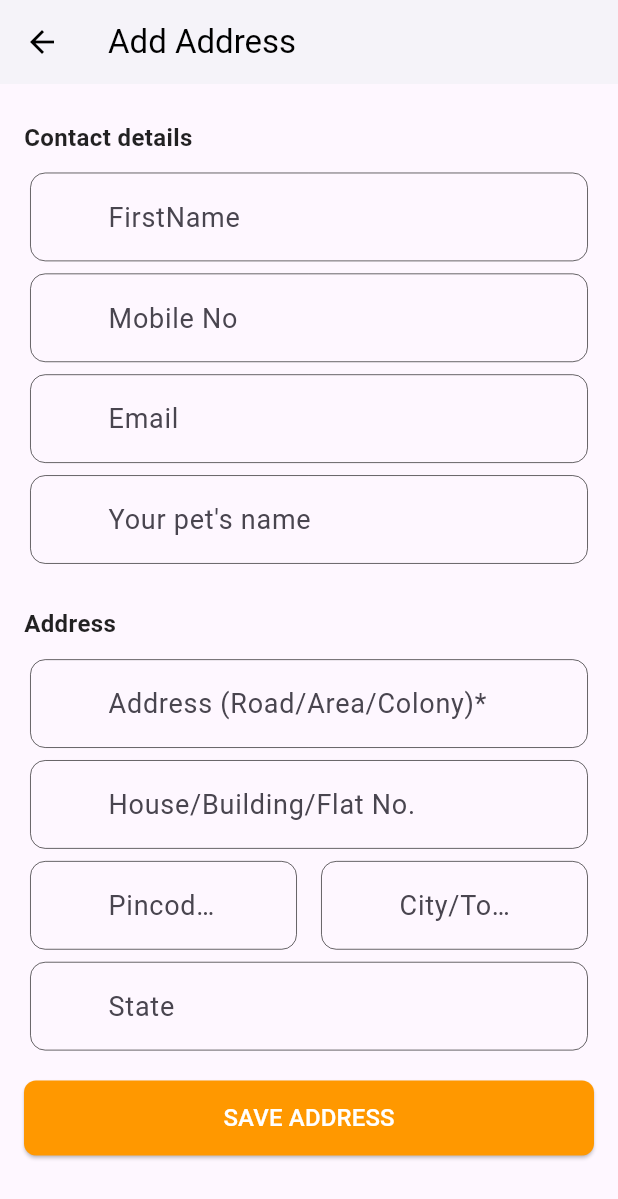
After one commit to akp-dev2230/petmate, a Flutter app: the Editaddress screen opened directly, on a phone screen of 412 x 824 dp. The commit adds this screen. Shown: the top 1199 px of the screen. Run offline on Flutter 3.47's test engine with Material 3 defaults, Android fonts, the light colour scheme and no system bars; our stand-ins replace cloud_firestore, firebase_auth, firebase_core, flutter_rating_bar, get, lottie and 1 more; accounts and stored records are empty.

Commit message:
Added Cart section to the project

```diff
--- a/lib/views/Cart/cart.dart
+++ b/lib/views/Cart/cart.dart
@@ -1,4 +1,5 @@
 import 'package:flutter/material.dart';
+import 'package:petmate/views/Cart/editaddress.dart';
 
 class Cart extends StatefulWidget {
   const Cart({super.key});
@@ -72,7 +73,11 @@ class _CartState extends State<Cart> {
                 Text("Delivering to "),
                 Text("140603", style: TextStyle(fontWeight: FontWeight.bold)),
                 Spacer(),
-                Icon(Icons.edit, color: Colors.orange),
+                GestureDetector(
+                  onTap: (){
+                    Navigator.push(context, MaterialPageRoute(builder: (context)=> Editaddress()));
+                  },
+                    child:Icon(Icons.edit, color: Colors.orange)),
               ],
             ),
           ),
--- /dev/null
+++ b/lib/views/Cart/editaddress.dart
@@ -0,0 +1,134 @@
+import 'package:flutter/material.dart';
+import 'package:petmate/commonwidgets/commontextfield.dart';
+
+class Editaddress extends StatefulWidget {
+  const Editaddress({super.key});
+
+  @override
+  State<Editaddress> createState() => _EditaddressState();
+}
+
+class _EditaddressState extends State<Editaddress> {
+  @override
+  Widget build(BuildContext context) {
+
+    final screenWidth = MediaQuery.of(context).size.width;
+    final screenHeight = MediaQuery.of(context).size.height;
+
+    return Scaffold(
+      appBar: AppBar(
+          title: const Text("Add Address"),
+      ),
+      body: SingleChildScrollView(
+        padding: EdgeInsets.all(16),
+        child: Column(
+          crossAxisAlignment: CrossAxisAlignment.start,
+          children: [
+            // Contact Details Section
+            _sectionTitle("Contact details"),
+            Padding(
+              padding: EdgeInsets.symmetric(horizontal: screenWidth*0.01,vertical: screenHeight*0.005),
+              child: commonTextfield(context: context,
+              hinttext: "FirstName",
+              ),
+            ),Padding(
+              padding: EdgeInsets.symmetric(horizontal: screenWidth*0.01,vertical: screenHeight*0.005),
+              child: commonTextfield(context: context,
+                hinttext: "Mobile No",
+              ),
+            ),Padding(
+              padding: EdgeInsets.symmetric(horizontal: screenWidth*0.01,vertical: screenHeight*0.005),
+              child: commonTextfield(context: context,
+                hinttext: "Email",
+              ),
+            ),Padding(
+              padding: EdgeInsets.symmetric(horizontal: screenWidth*0.01,vertical: screenHeight*0.005),
+              child: commonTextfield(context: context,
+                hinttext: "Your pet's name",
+              ),
+            ),
+
+            SizedBox(height: screenHeight*0.02),
+
+            // Address Section
+            _sectionTitle("Address"),
+            Padding(
+              padding: EdgeInsets.symmetric(horizontal: screenWidth*0.01,vertical: screenHeight*0.005),
+              child: commonTextfield(context: context,
+                hinttext: "Address (Road/Area/Colony)*",
+              ),
+            ),
+            Padding(
+              padding: EdgeInsets.symmetric(horizontal: screenWidth*0.01,vertical: screenHeight*0.005),
+              child: commonTextfield(context: context,
+                hinttext: "House/Building/Flat No.",
+              ),
+            ),
+            Row(
+              children: [
+                Expanded(child: Padding(
+                  padding: EdgeInsets.symmetric(horizontal: screenWidth*0.01,vertical: screenHeight*0.005),
+                  child: commonTextfield(context: context,
+                    hinttext: "Pincode*",
+                  ),
+                ),),
+                SizedBox(width: 8),
+                Expanded(child: Padding(
+                  padding: EdgeInsets.symmetric(horizontal: screenWidth*0.01,vertical: screenHeight*0.005),
+                  child: commonTextfield(context: context,
+                    hinttext: "City/Town*",
+                  ),
+                ),),
+              ],
+            ),
+            Padding(
+              padding: EdgeInsets.symmetric(horizontal: screenWidth*0.01,vertical: screenHeight*0.005),
+              child: commonTextfield(context: context,
+                hinttext: "State",
+              ),
+            ),
+
+            SizedBox(height: 16),
+
+            // Save Address Button
+            SizedBox(
+              width: double.infinity,
+              height: 50,
+              child: ElevatedButton(
+                onPressed: () {},
+                style: ElevatedButton.styleFrom(
+                  backgroundColor: Colors.orange,
+                  shape: RoundedRectangleBorder(borderRadius: BorderRadius.circular(8)),
+                ),
+                child: Text("SAVE ADDRESS", style: TextStyle(fontSize: 16, color: Colors.white)),
+              ),
+            ),
+          ],
+        ),
+      ),
+    );
+  }
+
+  // Reusable Section Title
+  Widget _sectionTitle(String title) {
+    return Padding(
+      padding: const EdgeInsets.symmetric(vertical: 8),
+      child: Text(title, style: TextStyle(fontWeight: FontWeight.bold, fontSize: 16)),
+    );
+  }
+
+  // Reusable Text Field
+  Widget _textField(String hint, String initialValue) {
+    return Padding(
+      padding: const EdgeInsets.symmetric(vertical: 6),
+      child: TextField(
+        decoration: InputDecoration(
+          labelText: hint,
+          border: OutlineInputBorder(borderRadius: BorderRadius.circular(8)),
+          contentPadding: EdgeInsets.symmetric(horizontal: 12, vertical: 12),
+        ),
+        controller: TextEditingController(text: initialValue),
+      ),
+    );
+  }
+}
```
